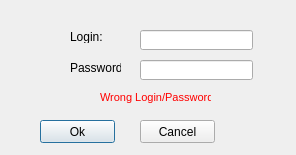
The window that login.ui (mprevir/bookstore_customer) describes before a commit, drawn with Qt 5.
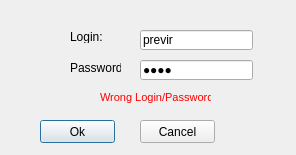
The same window after the commit.

What changed in the file:
```diff
--- a/login.ui
+++ b/login.ui
@@ -48,6 +48,9 @@
      <height>20</height>
     </rect>
    </property>
+   <property name="text">
+    <string>previr</string>
+   </property>
   </widget>
   <widget class="QLineEdit" name="lineEdit_password">
    <property name="geometry">
@@ -58,6 +61,12 @@
      <height>20</height>
     </rect>
    </property>
+   <property name="text">
+    <string>1111</string>
+   </property>
+   <property name="echoMode">
+    <enum>QLineEdit::Password</enum>
+   </property>
   </widget>
   <widget class="QLabel" name="label_3">
    <property name="geometry">
```
